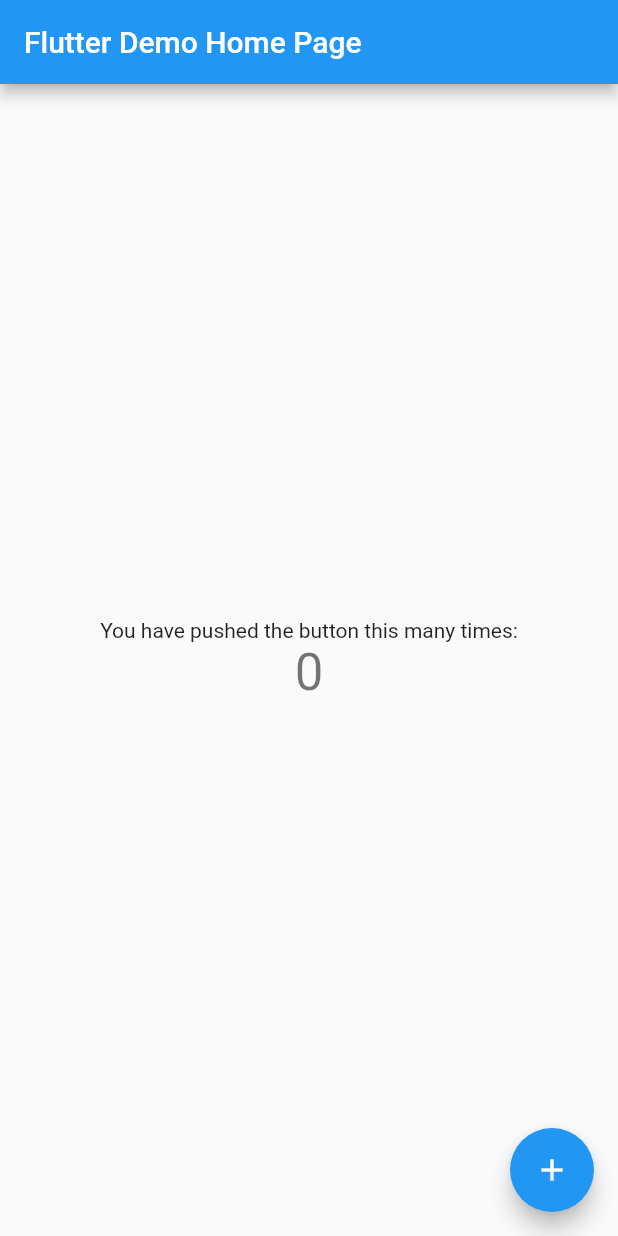
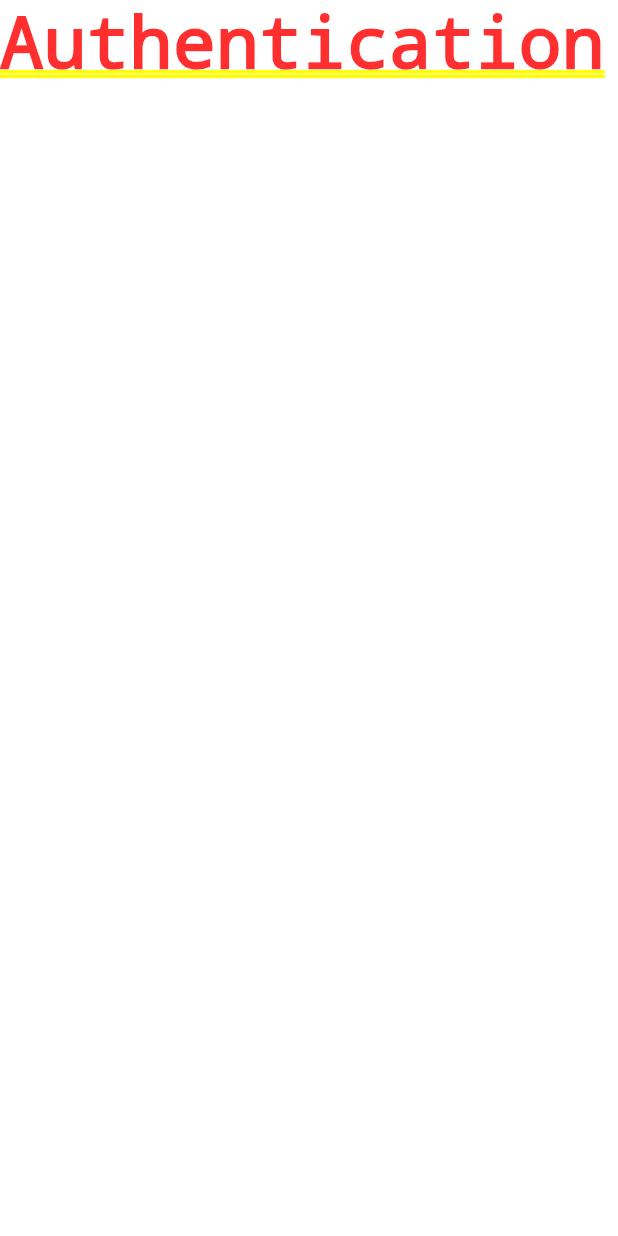
Before and after one commit to 0x1m4o/Flutter-Firebase, a Flutter app: the screen it shows after launch, on a phone screen of 412 x 824 dp. Run offline on Flutter 3.47's test engine with Material 2 defaults, Android fonts, the phone set to English and light mode, and no system bars.

Commit message:
Firebase Set Up and Basic App Structure

```diff
--- a/lib/main.dart
+++ b/lib/main.dart
@@ -1,115 +1,15 @@
 import 'package:flutter/material.dart';
+import './screens/wrapper.dart';
 
 void main() {
-  runApp(const MyApp());
+  runApp(MyApp());
 }
 
 class MyApp extends StatelessWidget {
-  const MyApp({super.key});
-
-  // This widget is the root of your application.
   @override
   Widget build(BuildContext context) {
     return MaterialApp(
-      title: 'Flutter Demo',
-      theme: ThemeData(
-        // This is the theme of your application.
-        //
-        // Try running your application with "flutter run". You'll see the
-        // application has a blue toolbar. Then, without quitting the app, try
-        // changing the primarySwatch below to Colors.green and then invoke
-        // "hot reload" (press "r" in the console where you ran "flutter run",
-        // or simply save your changes to "hot reload" in a Flutter IDE).
-        // Notice that the counter didn't reset back to zero; the application
-        // is not restarted.
-        primarySwatch: Colors.blue,
-      ),
-      home: const MyHomePage(title: 'Flutter Demo Home Page'),
+      home: Wrapper(),
     );
   }
 }
-
-class MyHomePage extends StatefulWidget {
-  const MyHomePage({super.key, required this.title});
-
-  // This widget is the home page of your application. It is stateful, meaning
-  // that it has a State object (defined below) that contains fields that affect
-  // how it looks.
-
-  // This class is the configuration for the state. It holds the values (in this
-  // case the title) provided by the parent (in this case the App widget) and
-  // used by the build method of the State. Fields in a Widget subclass are
-  // always marked "final".
-
-  final String title;
-
-  @override
-  State<MyHomePage> createState() => _MyHomePageState();
-}
-
-class _MyHomePageState extends State<MyHomePage> {
-  int _counter = 0;
-
-  void _incrementCounter() {
-    setState(() {
-      // This call to setState tells the Flutter framework that something has
-      // changed in this State, which causes it to rerun the build method below
-      // so that the display can reflect the updated values. If we changed
-      // _counter without calling setState(), then the build method would not be
-      // called again, and so nothing would appear to happen.
-      _counter++;
-    });
-  }
-
-  @override
-  Widget build(BuildContext context) {
-    // This method is rerun every time setState is called, for instance as done
-    // by the _incrementCounter method above.
-    //
-    // The Flutter framework has been optimized to make rerunning build methods
-    // fast, so that you can just rebuild anything that needs updating rather
-    // than having to individually change instances of widgets.
-    return Scaffold(
-      appBar: AppBar(
-        // Here we take the value from the MyHomePage object that was created by
-        // the App.build method, and use it to set our appbar title.
-        title: Text(widget.title),
-      ),
-      body: Center(
-        // Center is a layout widget. It takes a single child and positions it
-        // in the middle of the parent.
-        child: Column(
-          // Column is also a layout widget. It takes a list of children and
-          // arranges them vertically. By default, it sizes itself to fit its
-          // children horizontally, and tries to be as tall as its parent.
-          //
-          // Invoke "debug painting" (press "p" in the console, choose the
-          // "Toggle Debug Paint" action from the Flutter Inspector in Android
-          // Studio, or the "Toggle Debug Paint" command in Visual Studio Code)
-          // to see the wireframe for each widget.
-          //
-          // Column has various properties to control how it sizes itself and
-          // how it positions its children. Here we use mainAxisAlignment to
-          // center the children vertically; the main axis here is the vertical
-          // axis because Columns are vertical (the cross axis would be
-          // horizontal).
-          mainAxisAlignment: MainAxisAlignment.center,
-          children: <Widget>[
-            const Text(
-              'You have pushed the button this many times:',
-            ),
-            Text(
-              '$_counter',
-              style: Theme.of(context).textTheme.headlineMedium,
-            ),
-          ],
-        ),
-      ),
-      floatingActionButton: FloatingActionButton(
-        onPressed: _incrementCounter,
-        tooltip: 'Increment',
-        child: const Icon(Icons.add),
-      ), // This trailing comma makes auto-formatting nicer for build methods.
-    );
-  }
-}
--- /dev/null
+++ b/lib/screens/auth/authentication.dart
@@ -0,0 +1,10 @@
+import 'package:flutter/material.dart';
+
+class Authentication extends StatelessWidget {
+  @override
+  Widget build(BuildContext context) {
+    return Container(
+      child: Text('Authentication'),
+    );
+  }
+}
--- /dev/null
+++ b/lib/screens/wrapper.dart
@@ -0,0 +1,10 @@
+import 'package:flutter/material.dart';
+import '../screens/home/home.dart';
+import '../screens/auth/authentication.dart';
+
+class Wrapper extends StatelessWidget {
+  @override
+  Widget build(BuildContext context) {
+    return Authentication();
+  }
+}
```
Also changed, not shown: lib/screens/home/home.dart (added, +10 -0 lines), pubspec.yaml (+4 -4 lines), pubspec.lock, 4 other files.
